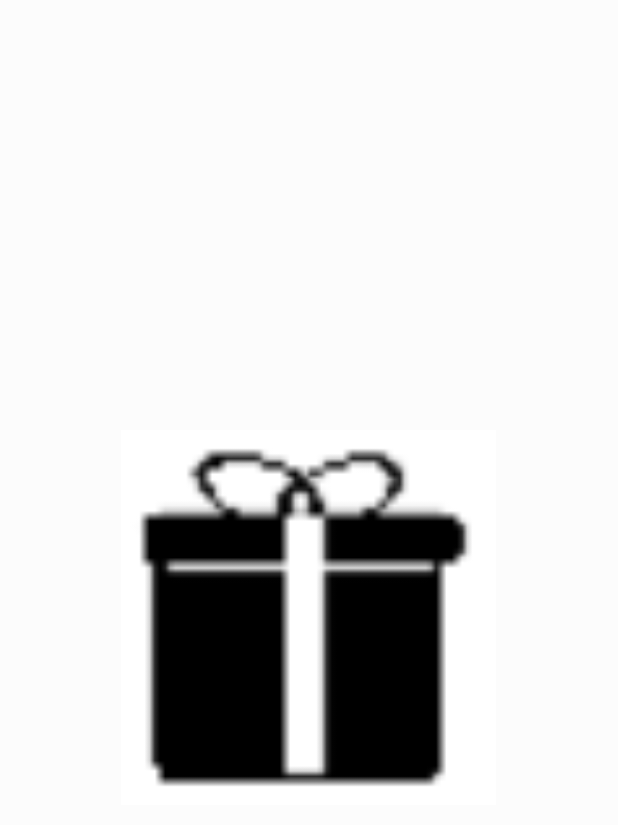
After one commit to LarryOG/EventApp, an Android app: the SplashActivity screen opened directly, with no data from a screen before it, on a phone screen of 412 x 824 dp. The commit adds this screen. Shown: the top 825 px of the screen. Run offline under Robolectric (Android 15) with nearby library versions, the phone set to English and light mode, and no system bars.

Commit message:
maps left to do

```diff
--- a/app/src/main/java/com/example/eventapp/MainActivity.java
+++ b/app/src/main/java/com/example/eventapp/MainActivity.java
@@ -19,10 +19,10 @@ public class MainActivity extends AppCompatActivity {
         startActivity(myIntent);
     }
 
-    /*public void dirButtonClick(View v){
-        Intent myIntent = new Intent(getBaseContext(),   GoogleMapActivity.class);
+    public void dirButtonClick(View v){
+        Intent myIntent = new Intent(getBaseContext(),   MapsActivity.class);
         startActivity(myIntent);
-    }*/
+    }
 
 
 }
--- /dev/null
+++ b/app/src/main/java/com/example/eventapp/SplashActivity.java
@@ -0,0 +1,29 @@
+package com.example.eventapp;
+
+import android.app.Activity;
+import android.content.Intent;
+import android.os.Bundle;
+import android.os.Handler;
+
+
+
+public class SplashActivity extends Activity {
+
+    Handler handler;
+    @Override
+    protected void onCreate(Bundle savedInstanceState) {
+        super.onCreate(savedInstanceState);
+        setContentView(R.layout.splash_screen);
+
+        handler=new Handler();
+        handler.postDelayed(new Runnable() {
+            @Override
+            public void run() {
+                Intent intent=new Intent(SplashActivity.this,MainActivity.class);
+                startActivity(intent);
+                finish();
+            }
+        },3000);
+
+    }
+}
--- /dev/null
+++ b/app/src/main/res/layout/splash_screen.xml
@@ -0,0 +1,16 @@
+<?xml version="1.0" encoding="utf-8"?>
+<RelativeLayout xmlns:android="http://schemas.android.com/apk/res/android"
+    android:layout_width="match_parent"
+    android:layout_height="match_parent"
+    android:gravity="center"
+    android:background="@color/splashBackground">
+
+    <ImageView
+        android:id="@+id/logo_id"
+        android:layout_width="250dp"
+        android:layout_height="250dp"
+        android:layout_centerInParent="true"
+        android:src="@drawable/splash_screen"/>
+
+
+</RelativeLayout>
--- a/app/src/main/res/values/colors.xml
+++ b/app/src/main/res/values/colors.xml
@@ -3,4 +3,5 @@
     <color name="colorPrimary">#008577</color>
     <color name="colorPrimaryDark">#00574B</color>
     <color name="colorAccent">#D81B60</color>
+    <color name="splashBackground">#FCFCFC</color>
 </resources>
--- a/app/src/main/res/values/strings.xml
+++ b/app/src/main/res/values/strings.xml
@@ -1,4 +1,5 @@
 <resources>
     <string name="app_name">Event App</string>
     <string name="title_activity_google_map">Map</string>
+    <string name="title_activity_maps">Map</string>
 </resources>
--- a/app/src/main/res/values/styles.xml
+++ b/app/src/main/res/values/styles.xml
@@ -1,7 +1,7 @@
 <resources>
 
     <!-- Base application theme. -->
-    <style name="AppTheme" parent="Theme.AppCompat.Light.DarkActionBar">
+    <style name="AppTheme" parent="Theme.AppCompat.Light.NoActionBar">
         <!-- Customize your theme here. -->
         <item name="colorPrimary">@color/colorPrimary</item>
         <item name="colorPrimaryDark">@color/colorPrimaryDark</item>
```
Also changed, not shown: app/src/debug/res/values/google_maps_api.xml (added, +24 -0 lines), app/src/main/AndroidManifest.xml (+9 -3 lines), app/src/main/java/com/example/eventapp/MapsActivity.java (added, +46 -0 lines), app/src/main/res/layout/activity_maps.xml (added, +9 -0 lines).
